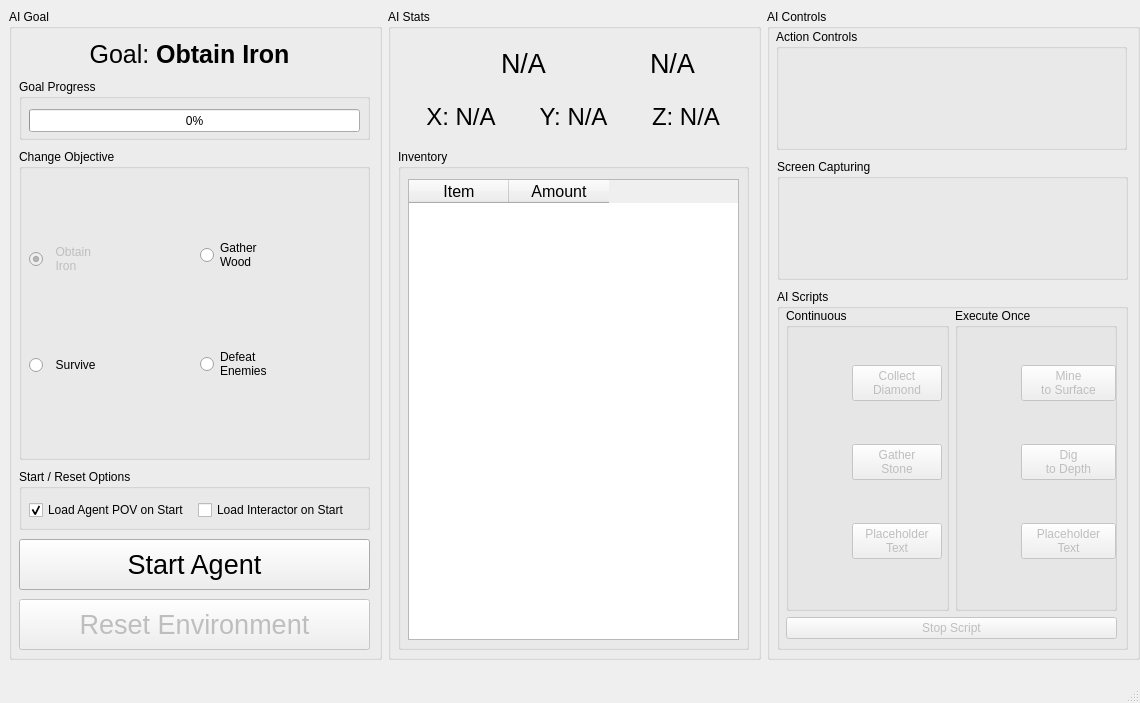
Before: the Qt Designer form src/GUI/ML4MC.ui in lincolnschick/ML4MC, drawn with Qt 5.
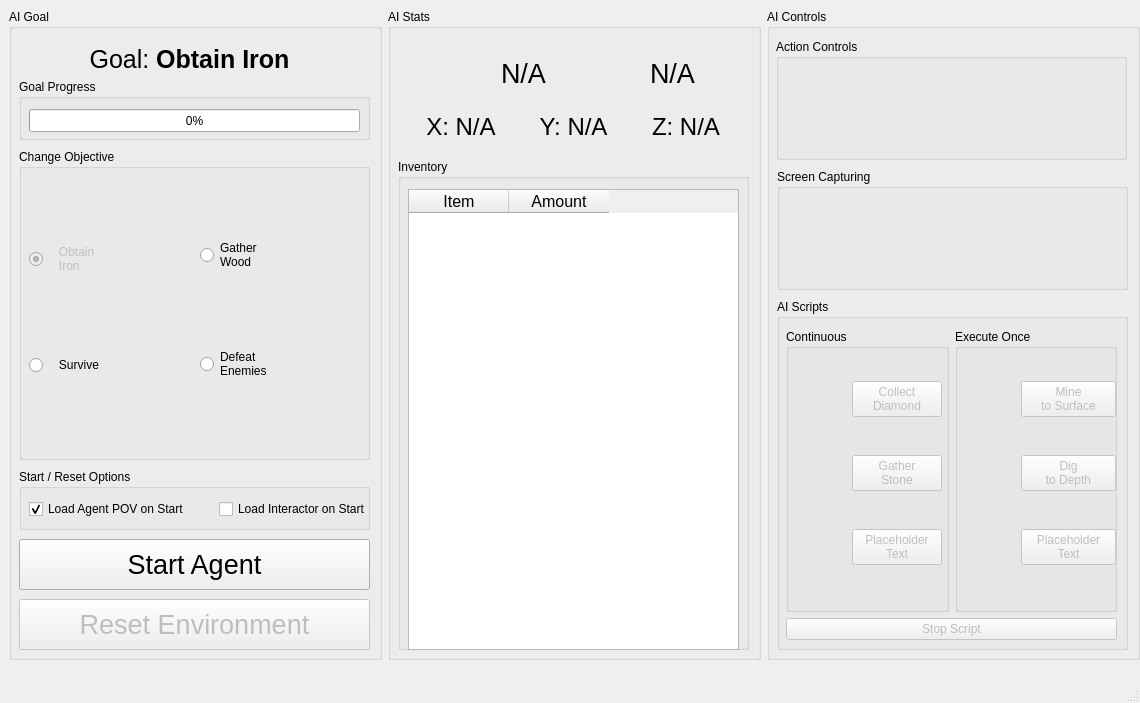
After: the same form once the commit is applied. Icons and pictures are not drawn.

Commit message: Spacing and Text Fixes

The edit to the form file:
```diff
--- a/src/GUI/ML4MC.ui
+++ b/src/GUI/ML4MC.ui
@@ -88,8 +88,8 @@
                  <bool>false</bool>
                 </property>
                 <property name="text">
-                 <string>  Obtain
-  Iron</string>
+                 <string>   Obtain
+   Iron</string>
                 </property>
                 <property name="icon">
                  <iconset>
@@ -109,7 +109,7 @@
               <item>
                <widget class="QRadioButton" name="surviveRadio">
                 <property name="text">
-                 <string>  Survive</string>
+                 <string>   Survive</string>
                 </property>
                 <property name="icon">
                  <iconset>
@@ -172,9 +172,9 @@
           <property name="geometry">
            <rect>
             <x>10</x>
-            <y>20</y>
+            <y>30</y>
             <width>341</width>
-            <height>51</height>
+            <height>41</height>
            </rect>
           </property>
           <property name="font">
@@ -237,18 +237,15 @@
           <property name="title">
            <string>Start / Reset Options</string>
           </property>
-          <widget class="QWidget" name="horizontalLayoutWidget_9">
-           <property name="geometry">
-            <rect>
-             <x>10</x>
-             <y>30</y>
-             <width>331</width>
-             <height>22</height>
-            </rect>
-           </property>
-           <layout class="QHBoxLayout" name="horizontalLayout_13">
-            <item>
              <widget class="QCheckBox" name="agentCheckbox">
+           <property name="geometry">
+            <rect>
+             <x>10</x>
+             <y>30</y>
+             <width>181</width>
+             <height>20</height>
+            </rect>
+           </property>
               <property name="text">
                <string>Load Agent POV on Start</string>
               </property>
@@ -256,9 +253,15 @@
                <bool>true</bool>
               </property>
              </widget>
-            </item>
-            <item>
              <widget class="QCheckBox" name="interactorCheckbox">
+           <property name="geometry">
+            <rect>
+             <x>200</x>
+             <y>30</y>
+             <width>151</width>
+             <height>20</height>
+            </rect>
+           </property>
               <property name="text">
                <string>Load Interactor on Start</string>
               </property>
@@ -266,9 +269,6 @@
                <bool>false</bool>
               </property>
              </widget>
-            </item>
-           </layout>
-          </widget>
          </widget>
         </widget>
        </item>
@@ -285,7 +285,7 @@
           <property name="geometry">
            <rect>
             <x>20</x>
-            <y>30</y>
+            <y>40</y>
             <width>331</width>
             <height>101</height>
            </rect>
@@ -444,9 +444,9 @@
           <property name="geometry">
            <rect>
             <x>10</x>
-            <y>140</y>
+            <y>150</y>
             <width>351</width>
-            <height>501</height>
+            <height>491</height>
            </rect>
           </property>
           <property name="title">
@@ -520,7 +520,7 @@
           <property name="geometry">
            <rect>
             <x>9</x>
-            <y>20</y>
+            <y>30</y>
             <width>351</width>
             <height>121</height>
            </rect>
@@ -589,7 +589,7 @@
           <property name="geometry">
            <rect>
             <x>10</x>
-            <y>150</y>
+            <y>160</y>
             <width>351</width>
             <height>121</height>
            </rect>
@@ -658,9 +658,9 @@
           <property name="geometry">
            <rect>
             <x>10</x>
-            <y>280</y>
+            <y>290</y>
             <width>351</width>
-            <height>361</height>
+            <height>351</height>
            </rect>
           </property>
           <property name="sizePolicy">
@@ -676,9 +676,9 @@
            <property name="geometry">
             <rect>
              <x>9</x>
-             <y>19</y>
+             <y>30</y>
              <width>331</width>
-             <height>331</height>
+             <height>311</height>
             </rect>
            </property>
            <layout class="QVBoxLayout" name="verticalLayout_9">
@@ -686,6 +686,12 @@
              <layout class="QHBoxLayout" name="horizontalLayout_6">
               <item>
                <widget class="QGroupBox" name="groupBox">
+                <property name="sizePolicy">
+                 <sizepolicy hsizetype="Preferred" vsizetype="Preferred">
+                  <horstretch>0</horstretch>
+                  <verstretch>0</verstretch>
+                 </sizepolicy>
+                </property>
                 <property name="title">
                  <string>Continuous</string>
                 </property>
@@ -695,7 +701,7 @@
                    <x>10</x>
                    <y>20</y>
                    <width>146</width>
-                   <height>271</height>
+                   <height>251</height>
                   </rect>
                  </property>
                  <layout class="QVBoxLayout" name="verticalLayout_4">
@@ -837,7 +843,7 @@
                    <x>10</x>
                    <y>20</y>
                    <width>151</width>
-                   <height>271</height>
+                   <height>251</height>
                   </rect>
                  </property>
                  <layout class="QVBoxLayout" name="verticalLayout_5">
```
Lines whose indentation alone changed are shown as unchanged. The commit also changes 1 other file.
